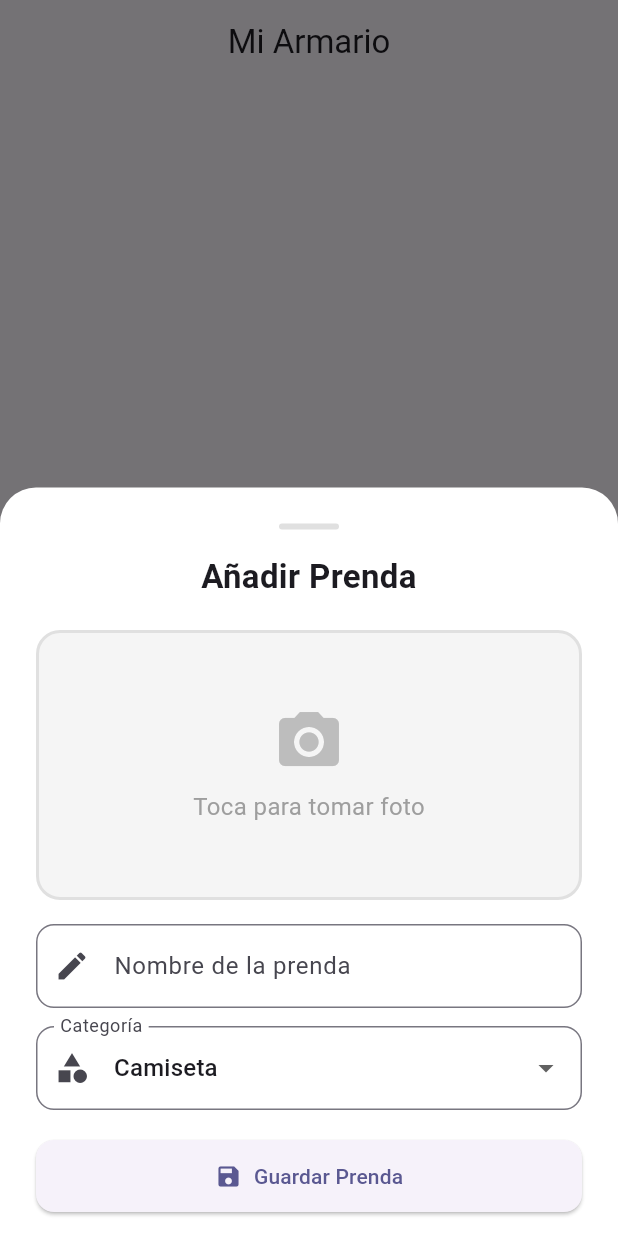
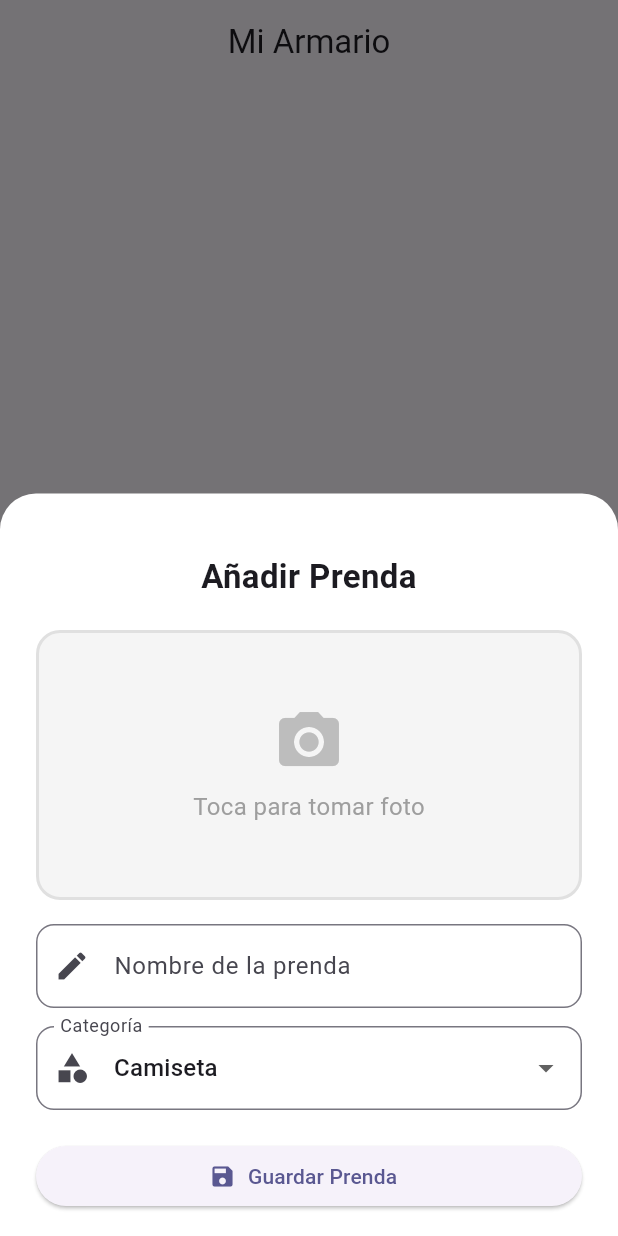
Before and after one commit to AdrianCBsoft1019/armario_de_ropa_movil, a Flutter app: the screen it shows after launch, after a tap on the "add" icon, on a phone screen of 412 x 824 dp. Run offline on Flutter 3.47's test engine with Material 3 defaults, Android fonts, the phone set to English and light mode, and no system bars; our stand-ins replace image_picker, shared_preferences.

```diff
--- a/lib/main.dart
+++ b/lib/main.dart
@@ -14,60 +14,12 @@ void main() {
   );
 }
 
-enum Category { camisetas, zapatos, pantalones, chaquetas }
-
-extension CategoryInfo on Category {
-  String get label {
-    switch (this) {
-      case Category.camisetas:
-        return 'Camisetas';
-      case Category.zapatos:
-        return 'Zapatos';
-      case Category.pantalones:
-        return 'Pantalones';
-      case Category.chaquetas:
-        return 'Chaquetas';
-    }
-  }
-
-  IconData get icon {
-    switch (this) {
-      case Category.camisetas:
-        return Icons.checkroom;
-      case Category.zapatos:
-        return Icons.directions_run;
-      case Category.pantalones:
-        return Icons.straight;
-      case Category.chaquetas:
-        return Icons.shopping_bag;
-    }
-  }
-}
-
-class Garment {
-  Garment({
-    required this.id,
-    required this.name,
-    required this.category,
-    this.photo,
-    this.isFavorite = false,
-  });
-
-  final String id;
-  String name;
-  Category category;
-  XFile? photo;
-  bool isFavorite;
-}
-
 class MyApp extends StatelessWidget {
   const MyApp({super.key});
 
   @override
   Widget build(BuildContext context) {
-    return ChangeNotifierProvider(
-      create: (_) => WardrobeProvider(),
-      child: MaterialApp(
+    return MaterialApp(
       title: 'Armario Digital',
       debugShowCheckedModeBanner: false,
       theme: ThemeData(
@@ -79,7 +31,6 @@ class MyApp extends StatelessWidget {
         fontFamily: 'Roboto',
       ),
       home: const HomeScreen(),
-      ),
     );
   }
 }
@@ -135,16 +86,6 @@ class _HomeScreenState extends State<HomeScreen> {
                 mainAxisSize: MainAxisSize.min,
                 crossAxisAlignment: CrossAxisAlignment.stretch,
                 children: [
-                  Center(
-                    child: Container(
-                      width: 40,
-                      height: 4,
-                      decoration: BoxDecoration(
-                        color: Colors.grey[300],
-                        borderRadius: BorderRadius.circular(2),
-                      ),
-                    ),
-                  ),
                   const SizedBox(height: 16),
                   const Text(
                     'Añadir Prenda',
@@ -152,6 +93,8 @@ class _HomeScreenState extends State<HomeScreen> {
                     textAlign: TextAlign.center,
                   ),
                   const SizedBox(height: 20),
+
+                  /// FOTO
                   GestureDetector(
                     onTap: () async {
                       final path = await _cameraService.takePhoto();
@@ -169,8 +112,11 @@ class _HomeScreenState extends State<HomeScreen> {
                       child: photoPath != null
                           ? ClipRRect(
                               borderRadius: BorderRadius.circular(14),
-                              child: Image.file(File(photoPath!),
-                                  fit: BoxFit.cover, width: double.infinity),
+                              child: Image.file(
+                                File(photoPath!),
+                                fit: BoxFit.cover,
+                                width: double.infinity,
+                              ),
                             )
                           : Column(
                               mainAxisAlignment: MainAxisAlignment.center,
@@ -186,7 +132,10 @@ class _HomeScreenState extends State<HomeScreen> {
                             ),
                     ),
                   ),
+
                   const SizedBox(height: 16),
+
+                  /// NOMBRE
                   TextField(
                     controller: _nameController,
                     decoration: InputDecoration(
@@ -196,7 +145,10 @@ class _HomeScreenState extends State<HomeScreen> {
                       prefixIcon: const Icon(Icons.edit),
                     ),
                   ),
+
                   const SizedBox(height: 12),
+
+                  /// CATEGORIA
                   DropdownButtonFormField<String>(
                     value: _selectedCategory,
                     decoration: InputDecoration(
@@ -214,7 +166,10 @@ class _HomeScreenState extends State<HomeScreen> {
                           () => _selectedCategory = value ?? 'Camiseta');
                     },
                   ),
+
                   const SizedBox(height: 20),
+
+                  /// GUARDAR
                   ElevatedButton.icon(
                     onPressed: () {
                       if (_nameController.text.isEmpty || photoPath == null) {
@@ -233,12 +188,12 @@ class _HomeScreenState extends State<HomeScreen> {
                         imagePath: photoPath!,
                       );
 
-                      // Usar Provider en lugar de setState local
                       context
                           .read<WardrobeProvider>()
                           .addGarment(garment);
 
                       Navigator.pop(context);
+
                       ScaffoldMessenger.of(context).showSnackBar(
                         SnackBar(
                             content:
@@ -247,11 +202,6 @@ class _HomeScreenState extends State<HomeScreen> {
                     },
                     icon: const Icon(Icons.save),
                     label: const Text('Guardar Prenda'),
-                    style: ElevatedButton.styleFrom(
-                      padding: const EdgeInsets.symmetric(vertical: 14),
-                      shape: RoundedRectangleBorder(
-                          borderRadius: BorderRadius.circular(12)),
-                    ),
                   ),
                 ],
               ),
@@ -280,22 +230,7 @@ class _HomeScreenState extends State<HomeScreen> {
             centerTitle: true,
           ),
           body: garments.isEmpty
-              ? Center(
-                  child: Column(
-                    mainAxisAlignment: MainAxisAlignment.center,
-                    children: [
-                      Icon(Icons.checkroom, size: 80, color: Colors.grey[300]),
-                      const SizedBox(height: 16),
-                      Text('Tu armario está vacío',
-                          style: TextStyle(
-                              fontSize: 18, color: Colors.grey[500])),
-                      const SizedBox(height: 8),
-                      Text('Toca + para añadir tu primera prenda',
-                          style: TextStyle(
-                              fontSize: 14, color: Colors.grey[400])),
-                    ],
-                  ),
-                )
+              ? const Center(child: Text('Tu armario está vacío'))
               : GridView.builder(
                   padding: const EdgeInsets.all(16),
                   gridDelegate:
@@ -308,56 +243,18 @@ class _HomeScreenState extends State<HomeScreen> {
                   itemCount: garments.length,
                   itemBuilder: (context, index) {
                     final garment = garments[index];
+
                     return Card(
-                      clipBehavior: Clip.antiAlias,
-                      shape: RoundedRectangleBorder(
-                          borderRadius: BorderRadius.circular(16)),
-                      elevation: 2,
                       child: Column(
-                        crossAxisAlignment: CrossAxisAlignment.stretch,
                         children: [
                           Expanded(
-                            child: Image.file(File(garment.imagePath),
-                                fit: BoxFit.cover),
-                          ),
-                          Padding(
-                            padding: const EdgeInsets.all(8.0),
-                            child: Row(
-                              children: [
-                                Expanded(
-                                  child: Column(
-                                    crossAxisAlignment:
-                                        CrossAxisAlignment.start,
-                                    children: [
-                                      Text(garment.name,
-                                          style: const TextStyle(
-                                              fontWeight: FontWeight.bold,
-                                              fontSize: 14),
-                                          maxLines: 1,
-                                          overflow: TextOverflow.ellipsis),
-                                      Text(garment.category,
-                                          style: TextStyle(
-                                              color: Colors.grey[600],
-                                              fontSize: 12)),
-                                    ],
+                            child: Image.file(
+                              File(garment.imagePath),
+                              fit: BoxFit.cover,
                             ),
                           ),
-                                GestureDetector(
-                                  onTap: () =>
-                                      wardrobe.toggleFavorite(garment.id),
-                                  child: Icon(
-                                    garment.isFavorite
-                                        ? Icons.favorite
-                                        : Icons.favorite_border,
-                                    color: garment.isFavorite
-                                        ? Colors.red
-                                        : Colors.grey,
-                                    size: 20,
-                                  ),
-                                ),
-                              ],
-                            ),
-                          ),
+                          Text(garment.name),
+                          Text(garment.category),
                         ],
                       ),
                     );
```
Lines whose indentation alone changed are shown as unchanged.
